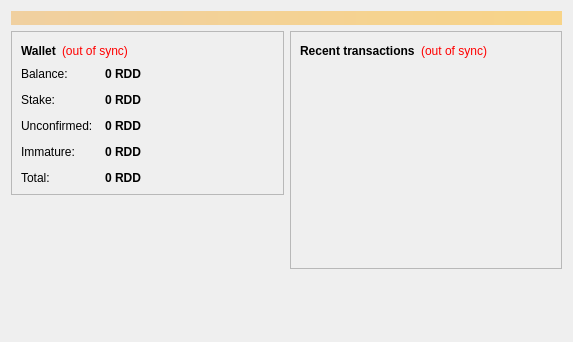
First picture: the form in src/qt/forms/overviewpage.ui, repository ShibeCoin/shibecoin, before the edit.
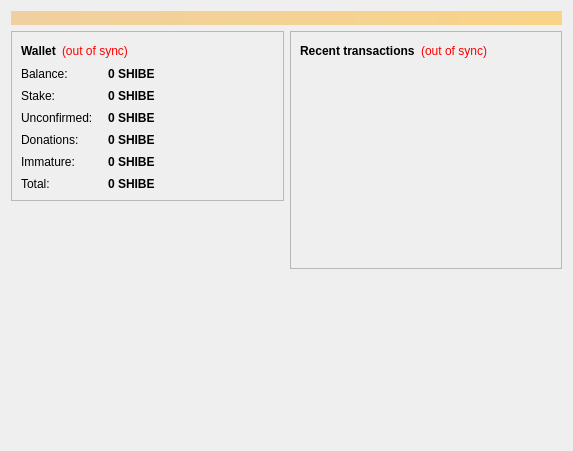
Second picture: the form after the edit. Icons and pictures are not drawn.

What changed in the file:
```diff
--- a/src/qt/forms/overviewpage.ui
+++ b/src/qt/forms/overviewpage.ui
@@ -7,7 +7,7 @@
     <x>0</x>
     <y>0</y>
     <width>573</width>
-    <height>342</height>
+    <height>451</height>
    </rect>
   </property>
   <property name="windowTitle">
@@ -95,10 +95,10 @@
              <enum>QFormLayout::AllNonFixedFieldsGrow</enum>
             </property>
             <property name="horizontalSpacing">
-             <number>12</number>
+             <number>15</number>
             </property>
             <property name="verticalSpacing">
-             <number>12</number>
+             <number>8</number>
             </property>
             <item row="0" column="0">
              <widget class="QLabel" name="label">
@@ -122,7 +122,7 @@
                <string>Your current balance</string>
               </property>
               <property name="text">
-               <string notr="true">0 RDD</string>
+               <string notr="true">0 SHIBE</string>
               </property>
               <property name="textInteractionFlags">
                <set>Qt::LinksAccessibleByMouse|Qt::TextSelectableByKeyboard|Qt::TextSelectableByMouse</set>
@@ -151,7 +151,7 @@
                <string>Total of coins that were staked and do not yet count toward the current balance</string>
               </property>
               <property name="text">
-               <string notr="true">0 RDD</string>
+               <string notr="true">0 SHIBE</string>
               </property>
               <property name="textInteractionFlags">
                <set>Qt::LinksAccessibleByMouse|Qt::TextSelectableByKeyboard|Qt::TextSelectableByMouse</set>
@@ -180,21 +180,21 @@
                <string>Total of transactions that have yet to be confirmed, and do not yet count toward the current balance</string>
               </property>
               <property name="text">
-               <string notr="true">0 RDD</string>
+               <string notr="true">0 SHIBE</string>
               </property>
               <property name="textInteractionFlags">
                <set>Qt::LinksAccessibleByMouse|Qt::TextSelectableByKeyboard|Qt::TextSelectableByMouse</set>
               </property>
              </widget>
             </item>
-            <item row="3" column="0">
+            <item row="4" column="0">
              <widget class="QLabel" name="labelImmatureText">
               <property name="text">
                <string>Immature:</string>
               </property>
              </widget>
             </item>
-            <item row="3" column="1">
+            <item row="4" column="1">
              <widget class="QLabel" name="labelImmature">
               <property name="font">
                <font>
@@ -206,21 +206,21 @@
                <string>Mined balance that has not yet matured</string>
               </property>
               <property name="text">
-               <string notr="true">0 RDD</string>
+               <string notr="true">0 SHIBE</string>
               </property>
               <property name="textInteractionFlags">
                <set>Qt::LinksAccessibleByMouse|Qt::TextSelectableByKeyboard|Qt::TextSelectableByMouse</set>
               </property>
              </widget>
             </item>
-            <item row="4" column="0">
+            <item row="5" column="0">
              <widget class="QLabel" name="labelTotalText">
               <property name="text">
                <string>Total:</string>
               </property>
              </widget>
             </item>
-            <item row="4" column="1">
+            <item row="5" column="1">
              <widget class="QLabel" name="labelTotal">
               <property name="font">
                <font>
@@ -232,7 +232,36 @@
                <string>Your current total balance</string>
               </property>
               <property name="text">
-               <string notr="true">0 RDD</string>
+               <string notr="true">0 SHIBE</string>
+              </property>
+              <property name="textInteractionFlags">
+               <set>Qt::LinksAccessibleByMouse|Qt::TextSelectableByKeyboard|Qt::TextSelectableByMouse</set>
+              </property>
+             </widget>
+            </item>
+            <item row="3" column="0">
+             <widget class="QLabel" name="labelDonationsText">
+              <property name="text">
+               <string>Donations:</string>
+              </property>
+             </widget>
+            </item>
+            <item row="3" column="1">
+             <widget class="QLabel" name="labelDonations">
+              <property name="font">
+               <font>
+                <weight>75</weight>
+                <bold>true</bold>
+               </font>
+              </property>
+              <property name="cursor">
+               <cursorShape>IBeamCursor</cursorShape>
+              </property>
+              <property name="toolTip">
+               <string>Total donations to the ShibeCoin team</string>
+              </property>
+              <property name="text">
+               <string>0 SHIBE</string>
               </property>
               <property name="textInteractionFlags">
                <set>Qt::LinksAccessibleByMouse|Qt::TextSelectableByKeyboard|Qt::TextSelectableByMouse</set>
```
Left out of the diff: 2 changed lines with no effect on the pictures.
